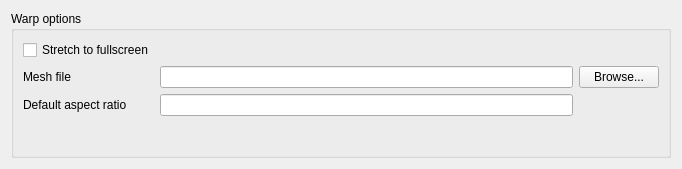
Qt form modules/gui/qt4/ui/sprefs_warp.ui (pdbourke/vlc-warp-2.1) before a commit.
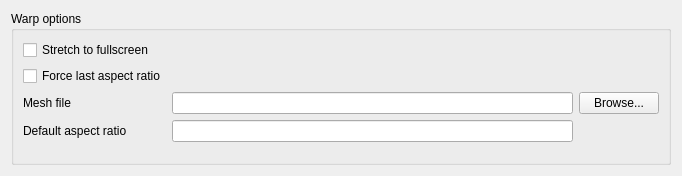
The same form after that commit.

Commit message: Added checkbox for forcing last fullscreen ratio

```diff
--- a/modules/gui/qt4/ui/sprefs_warp.ui
+++ b/modules/gui/qt4/ui/sprefs_warp.ui
@@ -8,7 +8,7 @@
     <x>0</x>
     <y>0</y>
     <width>682</width>
-    <height>169</height>
+    <height>176</height>
    </rect>
   </property>
   <property name="windowTitle">
@@ -86,6 +86,13 @@
            </property>
           </spacer>
          </item>
+         <item row="1" column="0">
+          <widget class="QCheckBox" name="forceAspect">
+           <property name="text">
+            <string>Force last aspect ratio</string>
+           </property>
+          </widget>
+         </item>
         </layout>
        </widget>
       </item>
```
The commit also changes 1 other file.
